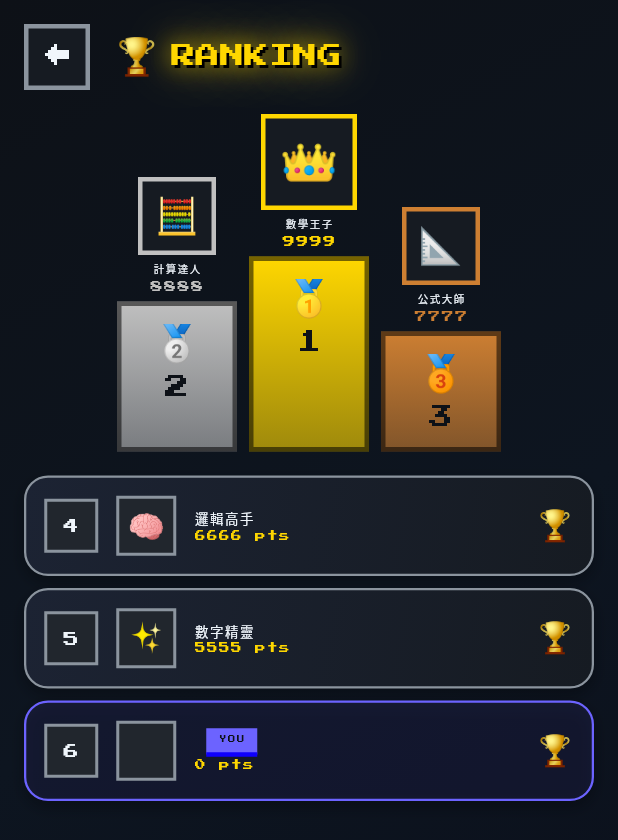
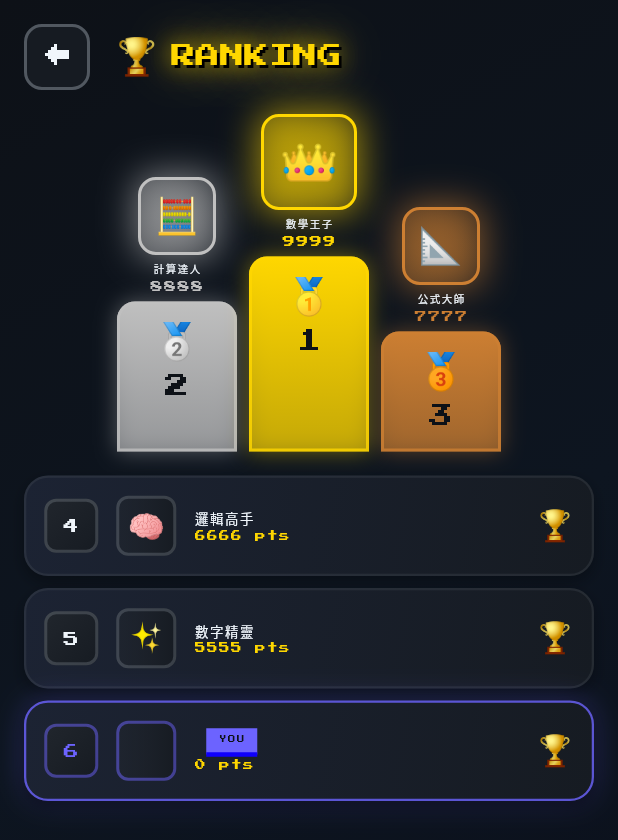
Before and after one commit to pcfat/math-quest, a Flutter app: the LeaderboardScreen screen opened directly, on a phone screen of 412 x 824 dp. Shown: the top 840 px of the screen. Run offline on Flutter 3.47's test engine with Material 3 defaults, Android fonts, the phone set to English and light mode, and no system bars; our stand-ins replace shared_preferences; accounts and stored records are empty.

Commit message:
Update daily_mission_screen.dart and leaderboard_screen.dart to use Codedex style
Co-authored-by: pcfat <203784375+pcfat@users.noreply.github.com>

```diff
--- a/lib/screens/leaderboard_screen.dart
+++ b/lib/screens/leaderboard_screen.dart
@@ -2,6 +2,7 @@ import 'package:flutter/material.dart';
 import 'package:provider/provider.dart';
 import '../data/game_state.dart';
 import '../theme/pixel_theme.dart';
+import '../theme/codedex_widgets.dart';
 
 class LeaderboardScreen extends StatelessWidget {
   const LeaderboardScreen({super.key});
@@ -57,7 +58,8 @@ class LeaderboardScreen extends StatelessWidget {
               height: 44,
               decoration: BoxDecoration(
                 color: PixelTheme.bgMid,
-                border: Border.all(color: PixelTheme.textDim, width: 3),
+                borderRadius: BorderRadius.circular(12),
+                border: Border.all(color: PixelTheme.textDim.withOpacity(0.5), width: 2),
               ),
               child: const Center(
                 child: Text('←', style: TextStyle(
@@ -107,13 +109,26 @@ class LeaderboardScreen extends StatelessWidget {
 
     return Column(
       children: [
-        // Avatar
+        // Avatar with glow
         Container(
           width: rank == 1 ? 64 : 52,
           height: rank == 1 ? 64 : 52,
           decoration: BoxDecoration(
-            color: PixelTheme.bgMid,
-            border: Border.all(color: colors[rank]!, width: 3),
+            gradient: LinearGradient(
+              colors: [
+                colors[rank]!.withOpacity(0.3),
+                colors[rank]!.withOpacity(0.1),
+              ],
+            ),
+            borderRadius: BorderRadius.circular(12),
+            border: Border.all(color: colors[rank]!, width: 2),
+            boxShadow: [
+              BoxShadow(
+                color: colors[rank]!.withOpacity(0.6),
+                blurRadius: 20,
+                spreadRadius: 2,
+              ),
+            ],
           ),
           child: Center(
             child: Text(entry.avatar, style: TextStyle(fontSize: rank == 1 ? 32 : 24)),
@@ -130,7 +145,7 @@ class LeaderboardScreen extends StatelessWidget {
           style: PixelTheme.pixelText(size: 8, color: colors[rank]!),
         ),
         const SizedBox(height: 4),
-        // Podium
+        // Podium with gradient
         Container(
           width: 80,
           height: height,
@@ -140,7 +155,18 @@ class LeaderboardScreen extends StatelessWidget {
               end: Alignment.bottomCenter,
               colors: [colors[rank]!, colors[rank]!.withOpacity(0.6)],
             ),
-            border: Border.all(color: Colors.black54, width: 3),
+            borderRadius: const BorderRadius.only(
+              topLeft: Radius.circular(12),
+              topRight: Radius.circular(12),
+            ),
+            border: Border.all(color: colors[rank]!.withOpacity(0.8), width: 2),
+            boxShadow: [
+              BoxShadow(
+                color: colors[rank]!.withOpacity(0.4),
+                blurRadius: 12,
+                spreadRadius: 0,
+              ),
+            ],
           ),
           child: Column(
             children: [
@@ -158,24 +184,44 @@ class LeaderboardScreen extends StatelessWidget {
   }
 
   Widget _buildRankItem(dynamic entry) {
-    return PixelCard(
-      borderColor: entry.isCurrentUser ? PixelTheme.primary : PixelTheme.textDim,
-      bgColor: entry.isCurrentUser ? PixelTheme.primary.withOpacity(0.1) : null,
+    return Container(
       padding: const EdgeInsets.all(12),
+      decoration: PixelTheme.codedexCard(
+        borderColor: entry.isCurrentUser
+          ? PixelTheme.primary.withOpacity(0.8)
+          : PixelTheme.textMuted.withOpacity(0.3),
+        withGlow: entry.isCurrentUser,
+      ),
       child: Row(
         children: [
-          // Rank
+          // Rank badge with gradient
           Container(
             width: 36,
             height: 36,
             decoration: BoxDecoration(
-              color: PixelTheme.bgLight,
-              border: Border.all(color: PixelTheme.textDim, width: 2),
+              gradient: LinearGradient(
+                begin: Alignment.topLeft,
+                end: Alignment.bottomRight,
+                colors: [
+                  PixelTheme.bgLight,
+                  PixelTheme.bgMid,
+                ],
+              ),
+              borderRadius: BorderRadius.circular(8),
+              border: Border.all(
+                color: entry.isCurrentUser
+                  ? PixelTheme.primary.withOpacity(0.5)
+                  : PixelTheme.textDim.withOpacity(0.3),
+                width: 2,
+              ),
             ),
             child: Center(
               child: Text(
                 '${entry.rank}',
-                style: PixelTheme.pixelText(size: 10),
+                style: PixelTheme.pixelText(
+                  size: 10,
+                  color: entry.isCurrentUser ? PixelTheme.primary : PixelTheme.textLight,
+                ),
               ),
             ),
           ),
@@ -185,8 +231,19 @@ class LeaderboardScreen extends StatelessWidget {
             width: 40,
             height: 40,
             decoration: BoxDecoration(
-              color: PixelTheme.bgLight,
-              border: Border.all(color: PixelTheme.textDim, width: 2),
+              gradient: LinearGradient(
+                colors: [
+                  PixelTheme.bgLight.withOpacity(0.5),
+                  PixelTheme.bgMid,
+                ],
+              ),
+              borderRadius: BorderRadius.circular(8),
+              border: Border.all(
+                color: entry.isCurrentUser
+                  ? PixelTheme.primary.withOpacity(0.5)
+                  : PixelTheme.textDim.withOpacity(0.3),
+                width: 2,
+              ),
             ),
             child: Center(
               child: Text(entry.avatar, style: const TextStyle(fontSize: 20)),
```
Also changed, not shown: lib/screens/daily_mission_screen.dart (+59 -13 lines).
